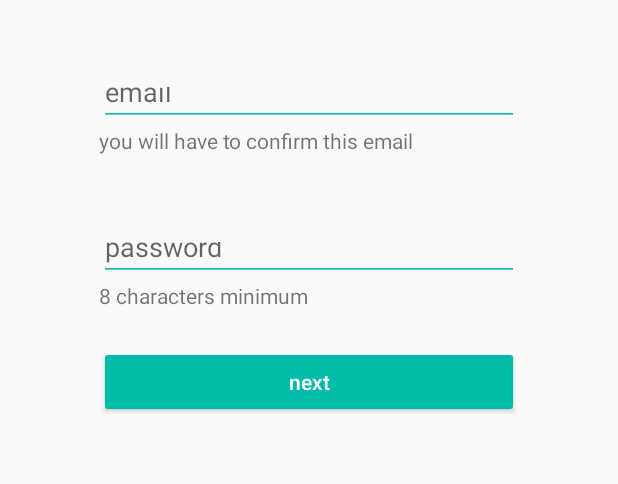
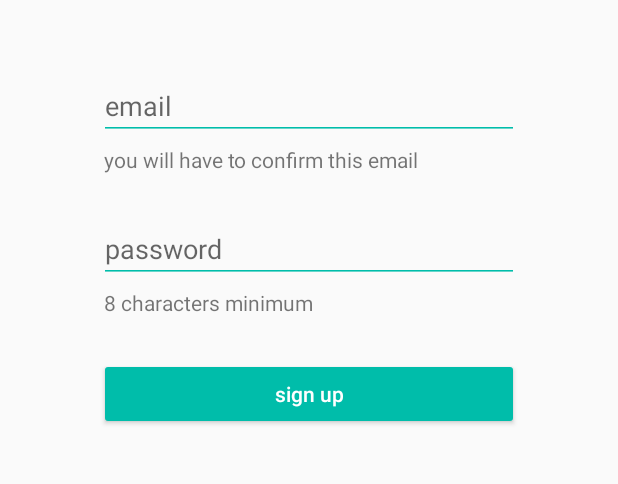
Before and after one commit to rasaigao/homecook, an Android app: the screen it shows after launch (EntryActivity), after a tap on "sign up with email", on a phone screen of 412 x 824 dp, the part 265-749 px from its top. Run offline under Robolectric (Android 15) with nearby library versions, the phone set to English and light mode, and no system bars; libraries missing offline, so code that uses them is left out: com.crashlytics.android, io.fabric.sdk; 1 statement that could not run was skipped.

Commit message:
login and sign up screen implemented

```diff
--- a/app/src/main/java/com/homecook/android/app/entry/EntryActivity.java
+++ b/app/src/main/java/com/homecook/android/app/entry/EntryActivity.java
@@ -70,6 +70,11 @@ public class EntryActivity extends MainActivity implements
         //todo: send password reset
     }
 
+    @Override
+    public void forgotPassword() {
+        navigateToScreen(new ForgotPasswordFragment());
+    }
+
     private void navigateToScreen(@NonNull Fragment fragment) {
         fragmentTransaction = fragmentManager.beginTransaction();
         fragmentTransaction.replace(R.id.entry_container, fragment);
--- a/app/src/main/java/com/homecook/android/app/login/SignInContract.java
+++ b/app/src/main/java/com/homecook/android/app/login/SignInContract.java
@@ -9,9 +9,13 @@ import com.homecook.android.app.common.MvpView;
 public interface SignInContract {
     public interface View extends MvpView<Presenter> {
         void login();
+
+        void forgotPassword();
     }
 
     public interface Presenter extends MvpPresenter {
         void onLoginPressed();
+
+        void onForgotPasswordPressed();
     }
 }
--- a/app/src/main/java/com/homecook/android/app/login/SignInPresenter.java
+++ b/app/src/main/java/com/homecook/android/app/login/SignInPresenter.java
@@ -21,4 +21,9 @@ public class SignInPresenter implements SignInContract.Presenter {
     public void onLoginPressed() {
         view.login();
     }
+
+    @Override
+    public void onForgotPasswordPressed() {
+        view.forgotPassword();
+    }
 }
--- a/app/src/main/res/layout/fragment_credentials.xml
+++ b/app/src/main/res/layout/fragment_credentials.xml
@@ -25,7 +25,7 @@
         <Button
             android:id="@+id/signup_google"
             android:layout_width="match_parent"
-            android:layout_height="48dp"
+            android:layout_height="wrap_content"
             android:layout_marginTop="24dp"
             android:backgroundTint="@color/google_red"
             android:textColor="@color/hc_white"
@@ -35,7 +35,7 @@
         <Button
             android:id="@+id/signup_email"
             android:layout_width="match_parent"
-            android:layout_height="48dp"
+            android:layout_height="wrap_content"
             android:layout_marginTop="24dp"
             android:backgroundTint="@color/colorPrimary"
             android:textColor="@color/hc_white"
--- a/app/src/main/res/layout/fragment_sign_in.xml
+++ b/app/src/main/res/layout/fragment_sign_in.xml
@@ -42,6 +42,7 @@
             android:layout_width="match_parent"
             android:layout_height="wrap_content"
             android:id="@+id/invalid_creds"
+            android:padding="3dp"
             android:textColor="@color/hc_red"
             android:text="@string/invalid_credentials"
             />
@@ -49,7 +50,7 @@
         <Button
             android:id="@+id/login_button"
             android:layout_width="match_parent"
-            android:layout_height="48dp"
+            android:layout_height="wrap_content"
             android:layout_marginTop="24dp"
             android:backgroundTint="@color/colorPrimary"
             android:textColor="@color/hc_white"
@@ -63,6 +64,7 @@
         android:textStyle=""
         android:textColor="@color/hc_blue"
         android:layout_gravity="left"
+        android:padding="3dp"
         android:text="@string/forgot_your_password"/>
     </LinearLayout>
 
--- a/app/src/main/res/layout/fragment_sign_up.xml
+++ b/app/src/main/res/layout/fragment_sign_up.xml
@@ -26,38 +26,40 @@
             android:inputType="textEmailAddress"
             android:backgroundTint="@color/colorPrimary"
             android:layout_width="match_parent"
-            android:layout_height="36dp"
+            android:layout_height="wrap_content"
             android:layout_marginTop="48dp"
             android:hint="email"/>
 
         <TextView
             android:layout_width="match_parent"
             android:layout_height="wrap_content"
-            android:text="you will have to confirm this email"/>
+            android:text="you will have to confirm this email"
+            android:padding="3dp"/>
 
         <EditText
             android:id="@+id/password_signup"
             android:inputType="textPassword"
             android:backgroundTint="@color/colorPrimary"
             android:layout_width="match_parent"
-            android:layout_height="36dp"
-            android:layout_marginTop="48dp"
+            android:layout_height="wrap_content"
+            android:layout_marginTop="24dp"
             android:hint="password"/>
 
         <TextView
             android:layout_width="match_parent"
             android:layout_height="wrap_content"
-            android:text="8 characters minimum"/>
+            android:text="8 characters minimum"
+            android:padding="3dp"/>
 
         <Button
             android:id="@+id/register_button"
             android:layout_width="match_parent"
-            android:layout_height="48dp"
+            android:layout_height="wrap_content"
             android:layout_marginTop="24dp"
             android:backgroundTint="@color/colorPrimary"
             android:textColor="@color/hc_white"
             android:textAllCaps="false"
-            android:text="next"/>
+            android:text="sign up"/>
     </LinearLayout>
 
 </LinearLayout>
--- a/app/src/main/res/values/colors.xml
+++ b/app/src/main/res/values/colors.xml
@@ -5,7 +5,7 @@
     <color name="colorAccent">#9F65F7</color>
 
     <color name="hc_red">#BB1542</color>
-    <color name="hc_blue">#7585FF</color>
+    <color name="hc_blue">#4281FF</color>
     <color name="hc_white">#FFFFFF</color>
 
     <color name="google_red">#DB3236</color>
```
Also changed, not shown: app/src/main/java/com/homecook/android/app/login/SignInFragment.java (+15 -0 lines), 33 other files.
